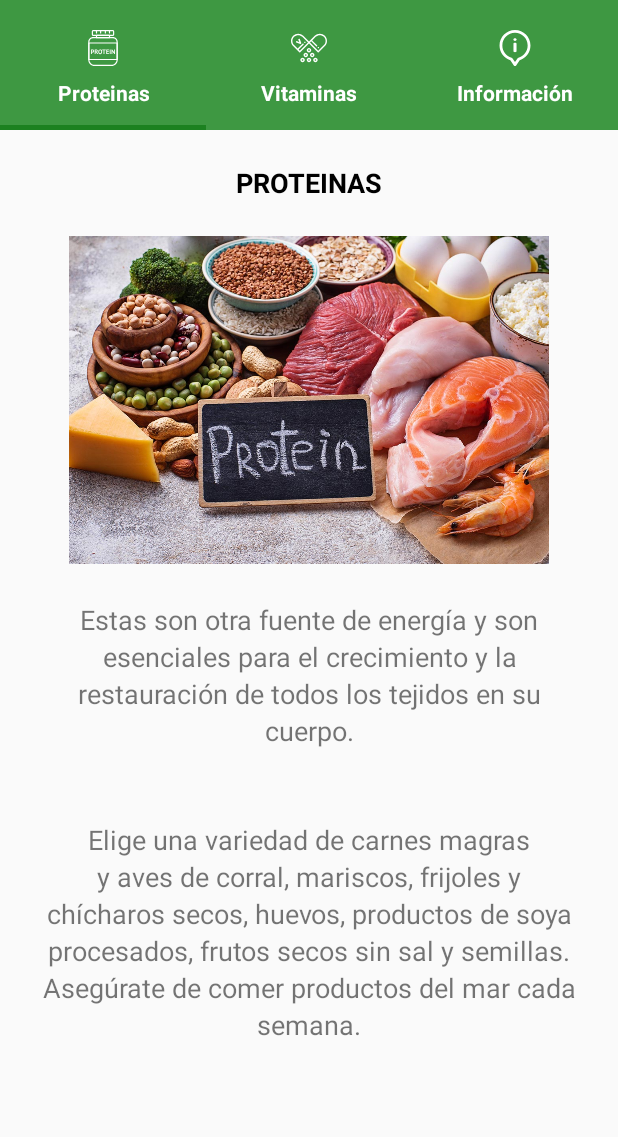
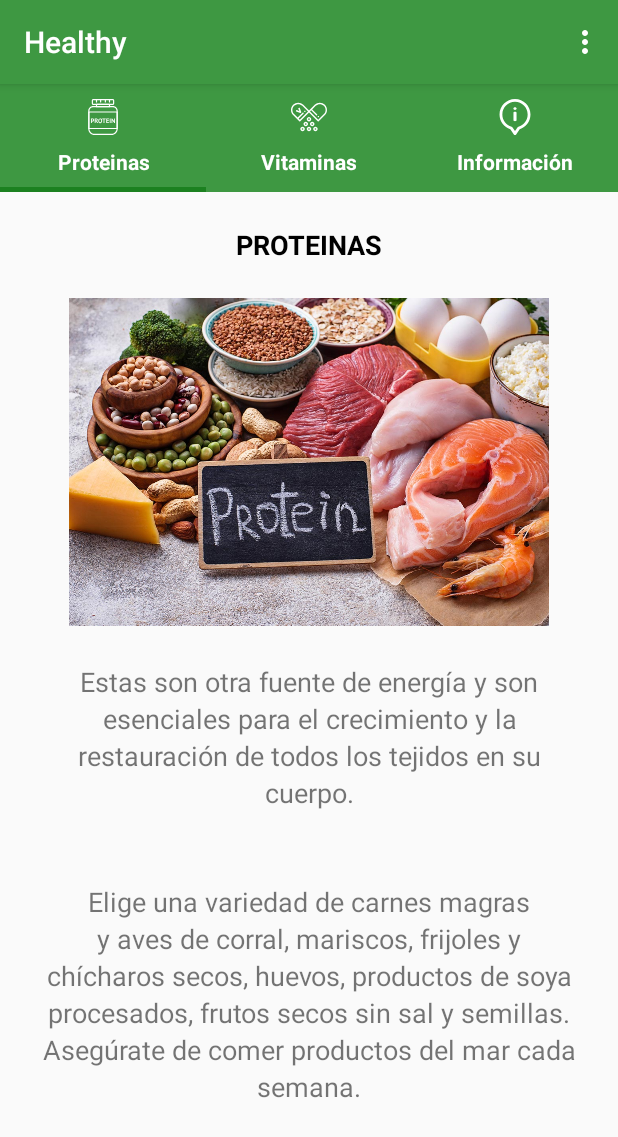
Before and after one commit to BrVenturaU/App_Healthy, an Android app: the screen it shows after launch (MainActivity), on a phone screen of 412 x 824 dp. Shown: the top 1137 px of the screen. Run offline under Robolectric (Android 15) with nearby library versions, the phone set to English and light mode, and no system bars.

Commit message:
Se agrego OptionsMenu en el AppBar

```diff
--- a/app/src/main/java/com/example/healthy/MainActivity.java
+++ b/app/src/main/java/com/example/healthy/MainActivity.java
@@ -1,23 +1,31 @@
 package com.example.healthy;
 
 import androidx.annotation.NonNull;
+import androidx.annotation.RequiresApi;
 import androidx.appcompat.app.AppCompatActivity;
 import androidx.fragment.app.FragmentActivity;
 import androidx.viewpager2.adapter.FragmentStateAdapter;
 import androidx.viewpager2.widget.ViewPager2;
 
+import android.app.ActionBar;
+import android.os.Build;
 import android.os.Bundle;
+import android.view.Menu;
+import android.view.MenuInflater;
+import android.view.MenuItem;
+import android.view.Window;
 import android.widget.Toast;
+import android.widget.Toolbar;
 
 import com.google.android.material.badge.BadgeDrawable;
 import com.google.android.material.tabs.TabItem;
 import com.google.android.material.tabs.TabLayout;
 import com.google.android.material.tabs.TabLayoutMediator;
 
-public class MainActivity extends FragmentActivity {
+public class MainActivity extends AppCompatActivity {
     private TabLayout tabLayout;
     private ViewPager2 viewPager2;
-    //private TabItem tabProteina, tabVitamina, tabInfo;
+    @RequiresApi(api = Build.VERSION_CODES.LOLLIPOP)
     @Override
     protected void onCreate(final Bundle savedInstanceState) {
         super.onCreate(savedInstanceState);
@@ -55,4 +63,27 @@ public class MainActivity extends FragmentActivity {
         tabLayoutMediator.attach();
 
     }
+
+    @Override
+    public boolean onCreateOptionsMenu(Menu menu) {
+        MenuInflater inflater = getMenuInflater();
+        inflater.inflate(R.menu.tool_menu, menu);
+        return true;
+    }
+
+    @Override
+    public boolean onOptionsItemSelected(@NonNull MenuItem item) {
+        int id = item.getItemId();
+        switch (id){
+            case R.id.configuracion:{
+                return true;
+            }
+            case R.id.salir:{
+                finish();
+                return true;
+            }
+            default:
+                return super.onOptionsItemSelected(item);
+        }
+    }
 }
--- a/app/src/main/res/layout/activity_main.xml
+++ b/app/src/main/res/layout/activity_main.xml
@@ -3,7 +3,7 @@
     xmlns:app="http://schemas.android.com/apk/res-auto"
     xmlns:tools="http://schemas.android.com/tools"
     android:layout_width="match_parent"
-    android:layout_height="wrap_content"
+    android:layout_height="match_parent"
     android:orientation="vertical"
     tools:context=".MainActivity">
     <com.google.android.material.tabs.TabLayout
@@ -14,10 +14,7 @@
         app:tabIndicatorHeight="3dp"
         app:tabIndicatorColor="@color/colorPrimaryDark"
         app:tabTextColor="@android:color/white"
-        app:tabTextAppearance="@style/TabLayoutTextStyle"
-        app:tabMode="fixed"
-        app:tabPaddingBottom="15dp"
-        app:tabPaddingTop="20dp">
+        app:tabTextAppearance="@style/TabLayoutTextStyle">
     </com.google.android.material.tabs.TabLayout>
 
     <androidx.viewpager2.widget.ViewPager2
--- /dev/null
+++ b/app/src/main/res/menu/tool_menu.xml
@@ -0,0 +1,10 @@
+<?xml version="1.0" encoding="utf-8"?>
+<menu xmlns:android="http://schemas.android.com/apk/res/android"
+    xmlns:tools="http://schemas.android.com/tools"
+    tools:context=".MainActivity">
+    <item android:id="@+id/configuracion"
+        android:title="Configuracion"/>
+    <item android:id="@+id/salir"
+        android:title="Salir"/>
+
+</menu>
```
